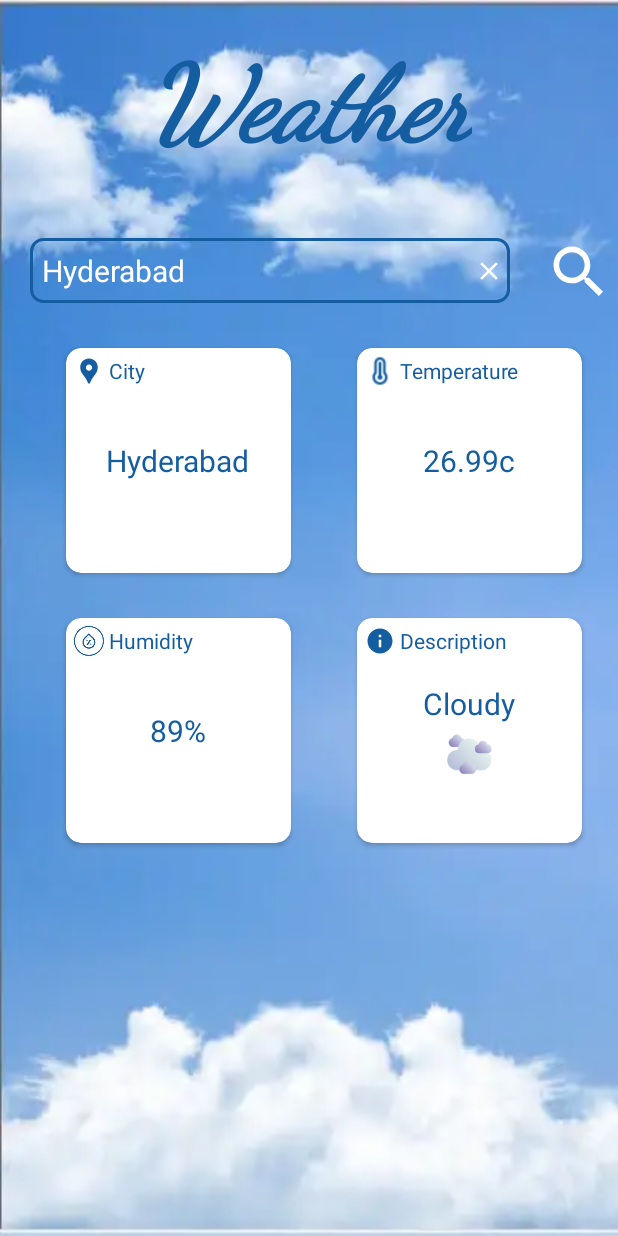
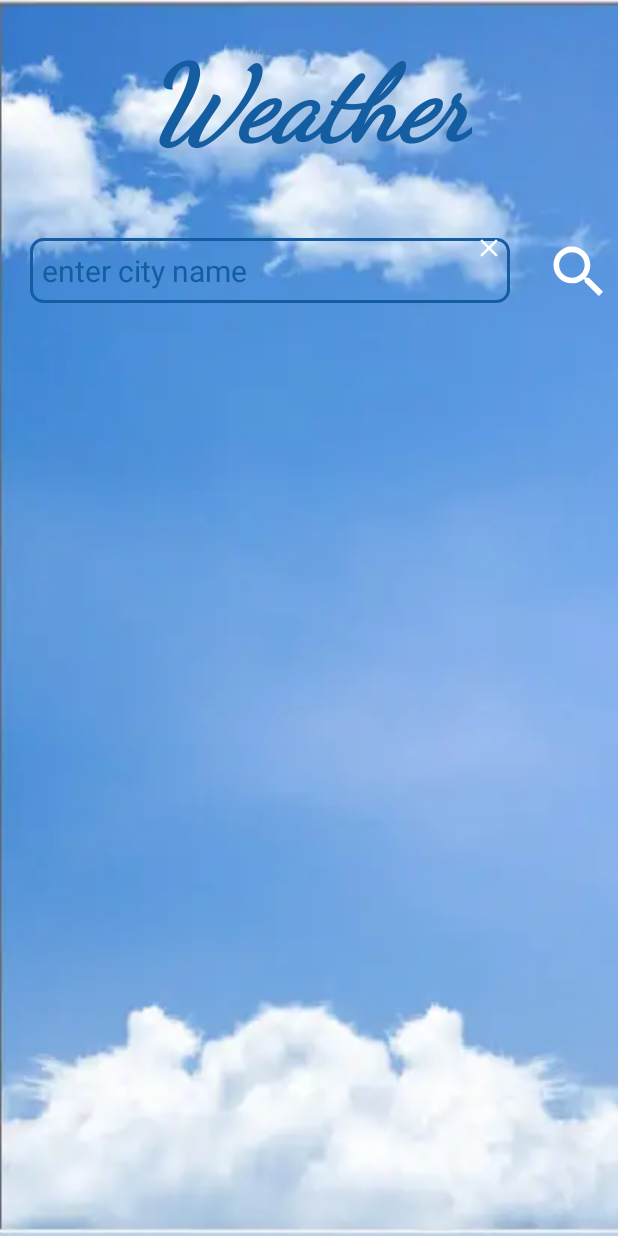
Before and after one commit to khandyana-madhuri/AndroidDevelopment, an Android app: the screen it shows after launch (MainActivity), on a phone screen of 412 x 824 dp. Run offline under Robolectric (Android 15) with nearby library versions, the phone set to English and light mode, and no system bars; our stand-ins replace data binding; 4 statements that could not run were skipped.

Commit message:
Weather App - Improve the UI. - show the card after fetching the location.

```diff
--- a/app/build.gradle.kts
+++ b/app/build.gradle.kts
@@ -36,6 +36,7 @@ android {
     }
     buildFeatures {
         dataBinding = true
+        viewBinding = true
     }
 }
 
--- a/app/src/main/java/com/example/androiddevelopment/presentation/ui/MainActivity.kt
+++ b/app/src/main/java/com/example/androiddevelopment/presentation/ui/MainActivity.kt
@@ -9,6 +9,7 @@ import android.util.Log
 import android.view.View
 import android.widget.Toast
 import androidx.activity.ComponentActivity
+import androidx.activity.enableEdgeToEdge
 import androidx.activity.result.ActivityResultLauncher
 import androidx.activity.result.contract.ActivityResultContracts
 import androidx.core.content.ContextCompat
@@ -38,6 +39,9 @@ class MainActivity : ComponentActivity() {
     override fun onCreate(savedInstanceState: Bundle?) {
         super.onCreate(savedInstanceState)
         binding = DataBindingUtil.setContentView(this, R.layout.activity_main)
+        binding.viewModel = weatherViewModel
+
+        enableEdgeToEdge()
 
         fusedLocationClient = LocationServices.getFusedLocationProviderClient(this)
 
@@ -128,6 +132,7 @@ class MainActivity : ComponentActivity() {
     @SuppressLint("SetTextI18n")
     private fun updateUI(weatherData: WeatherResponse) {
         binding.apply {
+            cityName.setText(weatherData.name)
             city.text = weatherData.name
             temperature.text = weatherData.main.temp.let { "$it°C" }
             humidity.text = weatherData.main.humidity.let { "$it%" }
--- a/app/src/main/java/com/example/androiddevelopment/presentation/viewmodel/WeatherViewModel.kt
+++ b/app/src/main/java/com/example/androiddevelopment/presentation/viewmodel/WeatherViewModel.kt
@@ -3,6 +3,7 @@ package com.example.androiddevelopment.presentation.viewmodel
 import android.content.Context
 import android.util.Log
 import android.widget.Toast
+import androidx.databinding.ObservableBoolean
 import androidx.lifecycle.LiveData
 import androidx.lifecycle.MutableLiveData
 import androidx.lifecycle.ViewModel
@@ -14,6 +15,7 @@ import kotlinx.coroutines.launch
 class WeatherViewModel(private val weatherRepo: WeatherRepo) : ViewModel() {
     private var _weatherData : MutableLiveData<WeatherResponse?> = MutableLiveData(null)
     val weatherData : LiveData<WeatherResponse?> = _weatherData
+    val showUI = ObservableBoolean(false)
 
     fun fetchWeather(apiKey: String, city: String, context: Context) {
         viewModelScope.launch {
@@ -21,6 +23,7 @@ class WeatherViewModel(private val weatherRepo: WeatherRepo) : ViewModel() {
                 val response = weatherRepo.getCurrentWeather(city, apiKey)
                 Log.d("weather ", response.toString())
                 _weatherData.postValue(response)
+                showUI.set(true)
             }
             catch (e: Exception) {
                 Toast.makeText(context, "Please enter a valid city name", Toast.LENGTH_LONG).show()
--- a/app/src/main/res/layout/activity_main.xml
+++ b/app/src/main/res/layout/activity_main.xml
@@ -2,6 +2,12 @@
 <layout xmlns:tools="http://schemas.android.com/tools"
     xmlns:android="http://schemas.android.com/apk/res/android"
     xmlns:app="http://schemas.android.com/apk/res-auto">
+    <data>
+        <variable
+            name="viewModel"
+            type="com.example.androiddevelopment.presentation.viewmodel.WeatherViewModel" />
+        <import type="android.view.View"/>
+    </data>
 <androidx.constraintlayout.widget.ConstraintLayout
     android:id="@+id/main"
     android:layout_width="match_parent"
@@ -31,11 +37,11 @@
             android:layout_height="wrap_content"
             android:imeOptions="actionDone"
             android:padding="8dp"
-            android:textColor="@color/white"
+            android:textColor="@color/dark_blue"
             android:textSize="20sp"
             android:layout_marginTop="30dp"
             android:background="@drawable/edit_text_border"
-            android:text="Hyderabad"
+            android:text="enter city name"
             app:layout_constraintStart_toStartOf="parent"
             app:layout_constraintTop_toBottomOf="@+id/weatherTitle"
             app:layout_constraintBottom_toTopOf="@+id/cityCard"
@@ -75,7 +81,8 @@
         app:cardCornerRadius="10dp"
         app:layout_constraintStart_toStartOf="parent"
         app:layout_constraintEnd_toStartOf="@+id/temperatureCard"
-        android:layout_marginStart="20dp">
+        android:layout_marginStart="20dp"
+        android:visibility="@{viewModel.showUI ? View.VISIBLE : View.GONE}">
 
             <LinearLayout
                 android:layout_width="wrap_content"
@@ -128,7 +135,8 @@
         app:cardCornerRadius="10dp"
         app:layout_constraintStart_toEndOf="@+id/cityCard"
         app:layout_constraintEnd_toEndOf="parent"
-        android:layout_marginStart="20dp">
+        android:layout_marginStart="20dp"
+        android:visibility="@{viewModel.showUI ? View.VISIBLE : View.GONE}">
 
         <LinearLayout
             android:layout_width="wrap_content"
@@ -179,7 +187,8 @@
         app:cardCornerRadius="10dp"
         app:layout_constraintStart_toStartOf="parent"
         app:layout_constraintEnd_toStartOf="@+id/descCard"
-        android:layout_marginStart="20dp">
+        android:layout_marginStart="20dp"
+        android:visibility="@{viewModel.showUI ? View.VISIBLE : View.GONE}">
 
         <LinearLayout
             android:layout_width="wrap_content"
@@ -232,7 +241,8 @@
         app:cardCornerRadius="10dp"
         app:layout_constraintStart_toEndOf="@+id/humidityCard"
         app:layout_constraintEnd_toEndOf="parent"
-        android:layout_marginStart="20dp">
+        android:layout_marginStart="20dp"
+        android:visibility="@{viewModel.showUI ? View.VISIBLE : View.GONE}">
 
         <LinearLayout
             android:layout_width="wrap_content"
```
